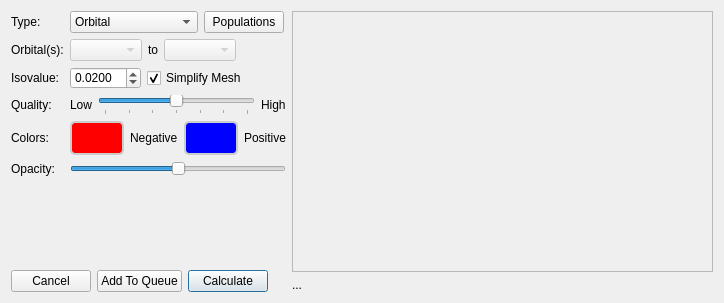
First picture: the form in src/Configurator/OrbitalsConfigurator.ui, repository nutjunkie/IQmol, before the edit.
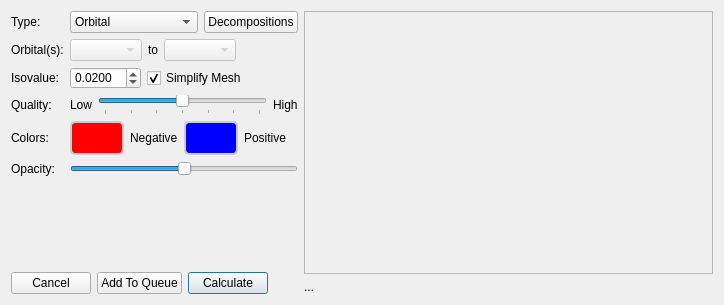
Second picture: the form after the edit.

Commit message: Added Viewer selection for Mulliken decompositions

```diff
--- a/src/Configurator/OrbitalsConfigurator.ui
+++ b/src/Configurator/OrbitalsConfigurator.ui
@@ -7,7 +7,7 @@
     <x>0</x>
     <y>0</y>
     <width>724</width>
-    <height>303</height>
+    <height>305</height>
    </rect>
   </property>
   <property name="sizePolicy">
@@ -151,7 +151,7 @@
        <item>
         <widget class="QPushButton" name="populationsButton">
          <property name="text">
-          <string>Populations</string>
+          <string>Decompositions</string>
          </property>
         </widget>
        </item>
```
Left out of the diff: 2 changed lines with no effect on the pictures. The commit also changes 18 other files.
